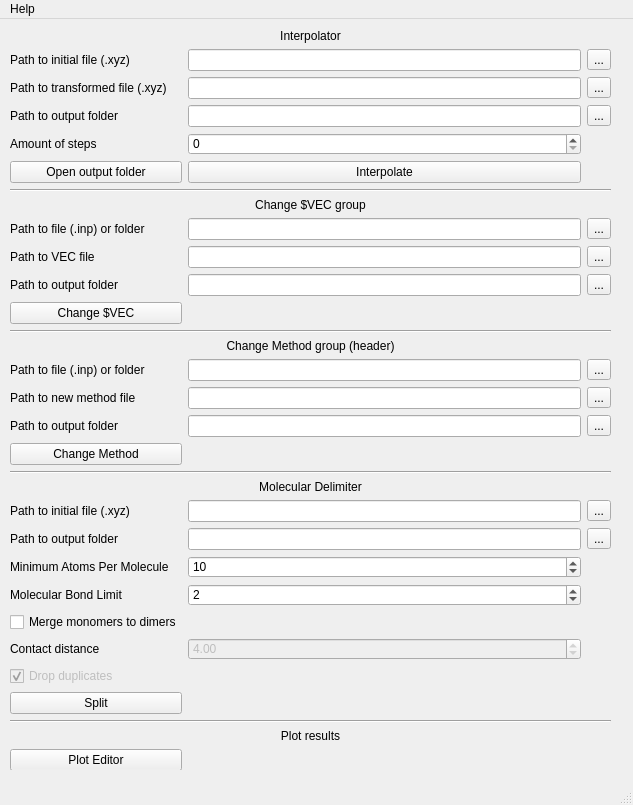
First picture: the form in design/mainWindow.ui, repository hipstorsmith/molecule_processor, before the edit.
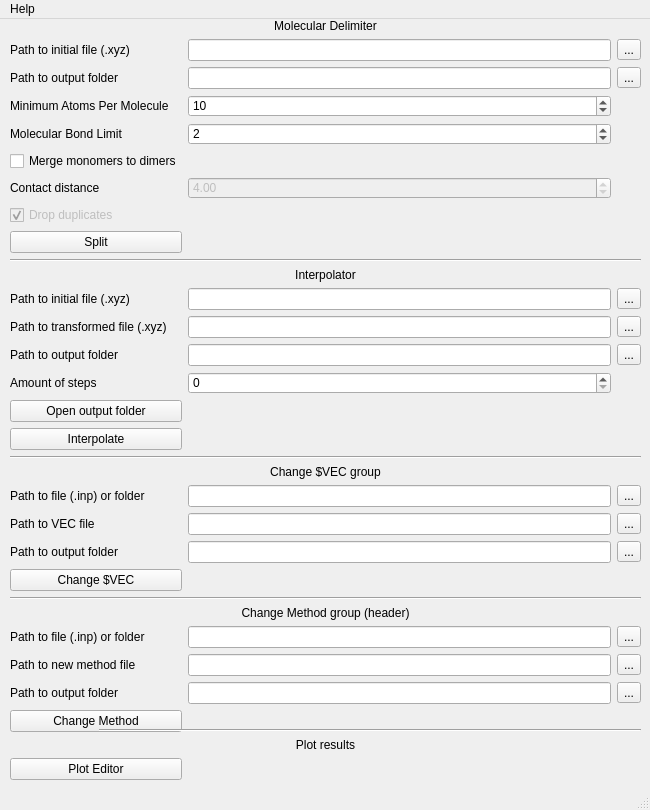
Second picture: the form after the edit.

The edit to the form file:
```diff
--- a/design/mainWindow.ui
+++ b/design/mainWindow.ui
@@ -6,10 +6,22 @@
    <rect>
     <x>0</x>
     <y>0</y>
-    <width>633</width>
-    <height>805</height>
+    <width>650</width>
+    <height>810</height>
    </rect>
   </property>
+  <property name="minimumSize">
+   <size>
+    <width>650</width>
+    <height>810</height>
+   </size>
+  </property>
+  <property name="maximumSize">
+   <size>
+    <width>650</width>
+    <height>810</height>
+   </size>
+  </property>
   <property name="windowTitle">
    <string>Molecule Processor</string>
   </property>
@@ -18,110 +30,123 @@
     <property name="geometry">
      <rect>
       <x>10</x>
-      <y>10</y>
-      <width>601</width>
-      <height>741</height>
+      <y>0</y>
+      <width>631</width>
+      <height>761</height>
      </rect>
     </property>
     <layout class="QGridLayout" name="gridLayout">
-     <item row="24" column="0">
-      <widget class="QCheckBox" name="delimiterMergeToDimers">
-       <property name="text">
-        <string>Merge monomers to dimers</string>
+     <item row="2" column="2">
+      <widget class="QLineEdit" name="delimiterOutputFolderEdit">
+       <property name="enabled">
+        <bool>true</bool>
+       </property>
+       <property name="readOnly">
+        <bool>true</bool>
        </property>
       </widget>
      </item>
-     <item row="22" column="0">
+     <item row="3" column="0" colspan="2">
       <widget class="QLabel" name="label_24">
        <property name="text">
         <string>Minimum Atoms Per Molecule</string>
        </property>
       </widget>
      </item>
-     <item row="30" column="0">
-      <widget class="QPushButton" name="plotRunEditorButton">
-       <property name="text">
-        <string>Plot Editor</string>
+     <item row="4" column="2">
+      <widget class="QSpinBox" name="delimiterBondAtomsBox">
+       <property name="value">
+        <number>2</number>
        </property>
       </widget>
      </item>
-     <item row="20" column="2">
-      <widget class="QToolButton" name="delimiterXyzFileButton">
+     <item row="1" column="0" colspan="2">
+      <widget class="QLabel" name="label_19">
        <property name="text">
-        <string>...</string>
+        <string>Path to initial file (.xyz)</string>
        </property>
       </widget>
      </item>
-     <item row="21" column="2">
-      <widget class="QToolButton" name="delimiterOutputFolderButton">
+     <item row="1" column="2">
+      <widget class="QLineEdit" name="delimiterXyzFileEdit">
+       <property name="enabled">
+        <bool>true</bool>
+       </property>
+       <property name="readOnly">
+        <bool>true</bool>
+       </property>
+      </widget>
+     </item>
+     <item row="2" column="0" colspan="2">
+      <widget class="QLabel" name="label_14">
        <property name="text">
-        <string>...</string>
+        <string>Path to output folder</string>
        </property>
       </widget>
      </item>
-     <item row="22" column="1">
+     <item row="3" column="2">
       <widget class="QSpinBox" name="delimiterMinAtomsBox">
        <property name="value">
         <number>10</number>
        </property>
       </widget>
      </item>
-     <item row="23" column="0">
+     <item row="4" column="0" colspan="2">
       <widget class="QLabel" name="label_23">
        <property name="text">
         <string>Molecular Bond Limit</string>
        </property>
       </widget>
      </item>
-     <item row="23" column="1">
-      <widget class="QSpinBox" name="delimiterBondAtomsBox">
-       <property name="value">
-        <number>2</number>
+     <item row="5" column="0" colspan="2">
+      <widget class="QCheckBox" name="delimiterMergeToDimers">
+       <property name="text">
+        <string>Merge monomers to dimers</string>
        </property>
       </widget>
      </item>
-     <item row="28" column="0" colspan="3">
-      <widget class="Line" name="line">
-       <property name="orientation">
-        <enum>Qt::Horizontal</enum>
+     <item row="6" column="0" colspan="2">
+      <widget class="QLabel" name="label_9">
+       <property name="text">
+        <string>Contact distance</string>
        </property>
       </widget>
      </item>
-     <item row="29" column="0" colspan="3">
-      <widget class="QLabel" name="label_4">
+     <item row="0" column="0" colspan="4">
+      <widget class="QLabel" name="label_18">
        <property name="text">
-        <string>Plot results</string>
+        <string>Molecular Delimiter</string>
        </property>
        <property name="alignment">
         <set>Qt::AlignCenter</set>
        </property>
       </widget>
      </item>
-     <item row="21" column="1">
-      <widget class="QLineEdit" name="delimiterOutputFolderEdit">
+     <item row="1" column="3">
+      <widget class="QToolButton" name="delimiterXyzFileButton">
+       <property name="text">
+        <string>...</string>
+       </property>
+      </widget>
+     </item>
+     <item row="2" column="3">
+      <widget class="QToolButton" name="delimiterOutputFolderButton">
+       <property name="text">
+        <string>...</string>
+       </property>
+      </widget>
+     </item>
+     <item row="6" column="2">
+      <widget class="QDoubleSpinBox" name="delimiterContactDistance">
        <property name="enabled">
-        <bool>true</bool>
+        <bool>false</bool>
        </property>
-       <property name="readOnly">
-        <bool>true</bool>
+       <property name="value">
+        <double>4.000000000000000</double>
        </property>
       </widget>
      </item>
-     <item row="27" column="0">
-      <widget class="QPushButton" name="delimiterSplitButton">
-       <property name="text">
-        <string>Split</string>
-       </property>
-      </widget>
-     </item>
-     <item row="21" column="0">
-      <widget class="QLabel" name="label_14">
-       <property name="text">
-        <string>Path to output folder</string>
-       </property>
-      </widget>
-     </item>
-     <item row="26" column="0">
+     <item row="7" column="0" colspan="2">
       <widget class="QCheckBox" name="delimiterDropDuplicates">
        <property name="enabled">
         <bool>false</bool>
@@ -134,7 +159,41 @@
        </property>
       </widget>
      </item>
-     <item row="0" column="0" colspan="3">
+     <item row="8" column="0" colspan="2">
+      <widget class="QPushButton" name="delimiterSplitButton">
+       <property name="text">
+        <string>Split</string>
+       </property>
+      </widget>
+     </item>
+     <item row="18" column="0" colspan="4">
+      <widget class="QLabel" name="label">
+       <property name="text">
+        <string>Change $VEC group</string>
+       </property>
+       <property name="alignment">
+        <set>Qt::AlignCenter</set>
+       </property>
+      </widget>
+     </item>
+     <item row="20" column="2">
+      <widget class="QLineEdit" name="vecVecFileEdit">
+       <property name="enabled">
+        <bool>true</bool>
+       </property>
+       <property name="readOnly">
+        <bool>true</bool>
+       </property>
+      </widget>
+     </item>
+     <item row="21" column="3">
+      <widget class="QToolButton" name="vecOutputFolderButton">
+       <property name="text">
+        <string>...</string>
+       </property>
+      </widget>
+     </item>
+     <item row="10" column="0" colspan="4">
       <widget class="QLabel" name="label_3">
        <property name="text">
         <string>Interpolator</string>
@@ -144,349 +203,308 @@
        </property>
       </widget>
      </item>
-     <item row="1" column="0">
-      <widget class="QLabel" name="label_10">
+     <item row="21" column="2">
+      <widget class="QLineEdit" name="vecOutputFolderEdit">
+       <property name="enabled">
+        <bool>true</bool>
+       </property>
+       <property name="readOnly">
+        <bool>true</bool>
+       </property>
+      </widget>
+     </item>
+     <item row="11" column="2">
+      <widget class="QLineEdit" name="interpolationInitialFileEdit">
+       <property name="enabled">
+        <bool>true</bool>
+       </property>
+       <property name="readOnly">
+        <bool>true</bool>
+       </property>
+      </widget>
+     </item>
+     <item row="13" column="2">
+      <widget class="QLineEdit" name="interpolationOutputFolderEdit">
+       <property name="enabled">
+        <bool>true</bool>
+       </property>
+       <property name="readOnly">
+        <bool>true</bool>
+       </property>
+      </widget>
+     </item>
+     <item row="12" column="2">
+      <widget class="QLineEdit" name="interpolationTransformedFileEdit">
+       <property name="enabled">
+        <bool>true</bool>
+       </property>
+       <property name="readOnly">
+        <bool>true</bool>
+       </property>
+      </widget>
+     </item>
+     <item row="19" column="0" colspan="2">
+      <widget class="QLabel" name="label_5">
        <property name="text">
-        <string>Path to initial file (.xyz)</string>
+        <string>Path to file (.inp) or folder</string>
        </property>
       </widget>
      </item>
-     <item row="1" column="2">
+     <item row="19" column="2">
+      <widget class="QLineEdit" name="vecInputFileEdit">
+       <property name="enabled">
+        <bool>true</bool>
+       </property>
+       <property name="readOnly">
+        <bool>true</bool>
+       </property>
+      </widget>
+     </item>
+     <item row="22" column="0" colspan="2">
+      <widget class="QPushButton" name="vecChangeVecButton">
+       <property name="text">
+        <string>Change $VEC</string>
+       </property>
+      </widget>
+     </item>
+     <item row="23" column="0" colspan="4">
+      <widget class="Line" name="line_3">
+       <property name="orientation">
+        <enum>Qt::Horizontal</enum>
+       </property>
+      </widget>
+     </item>
+     <item row="24" column="0" colspan="4">
+      <widget class="QLabel" name="label_2">
+       <property name="text">
+        <string>Change Method group (header)</string>
+       </property>
+       <property name="alignment">
+        <set>Qt::AlignCenter</set>
+       </property>
+      </widget>
+     </item>
+     <item row="11" column="3">
       <widget class="QToolButton" name="interpolationInitialFileButton">
        <property name="text">
         <string>...</string>
        </property>
       </widget>
      </item>
-     <item row="3" column="0">
+     <item row="14" column="0" colspan="2">
+      <widget class="QLabel" name="label_13">
+       <property name="text">
+        <string>Amount of steps</string>
+       </property>
+       <property name="alignment">
+        <set>Qt::AlignLeading|Qt::AlignLeft|Qt::AlignVCenter</set>
+       </property>
+      </widget>
+     </item>
+     <item row="12" column="3">
+      <widget class="QToolButton" name="interpolationTransformedFileButton">
+       <property name="text">
+        <string>...</string>
+       </property>
+      </widget>
+     </item>
+     <item row="9" column="0" colspan="4">
+      <widget class="Line" name="line_2">
+       <property name="orientation">
+        <enum>Qt::Horizontal</enum>
+       </property>
+      </widget>
+     </item>
+     <item row="13" column="0" colspan="2">
       <widget class="QLabel" name="label_12">
        <property name="text">
         <string>Path to output folder</string>
        </property>
       </widget>
      </item>
-     <item row="6" column="0" colspan="3">
+     <item row="17" column="0" colspan="4">
       <widget class="Line" name="line_4">
        <property name="orientation">
         <enum>Qt::Horizontal</enum>
        </property>
       </widget>
      </item>
-     <item row="8" column="1">
-      <widget class="QLineEdit" name="vecInputFileEdit">
-       <property name="enabled">
-        <bool>true</bool>
-       </property>
-       <property name="readOnly">
-        <bool>true</bool>
-       </property>
-      </widget>
-     </item>
-     <item row="7" column="0" colspan="3">
-      <widget class="QLabel" name="label">
-       <property name="text">
-        <string>Change $VEC group</string>
-       </property>
-       <property name="alignment">
-        <set>Qt::AlignCenter</set>
-       </property>
-      </widget>
-     </item>
-     <item row="8" column="0">
-      <widget class="QLabel" name="label_5">
-       <property name="text">
-        <string>Path to file (.inp) or folder</string>
-       </property>
-      </widget>
-     </item>
-     <item row="8" column="2">
+     <item row="19" column="3">
       <widget class="QToolButton" name="vecInputFileButton">
        <property name="text">
         <string>...</string>
        </property>
       </widget>
      </item>
-     <item row="2" column="0">
-      <widget class="QLabel" name="label_11">
-       <property name="text">
-        <string>Path to transformed file (.xyz)</string>
-       </property>
-      </widget>
-     </item>
-     <item row="2" column="1">
-      <widget class="QLineEdit" name="interpolationTransformedFileEdit">
-       <property name="enabled">
-        <bool>true</bool>
-       </property>
-       <property name="readOnly">
-        <bool>true</bool>
-       </property>
-      </widget>
-     </item>
-     <item row="3" column="2">
+     <item row="13" column="3">
       <widget class="QToolButton" name="interpolationOutputFolderButton">
        <property name="text">
         <string>...</string>
        </property>
       </widget>
      </item>
-     <item row="5" column="0">
-      <widget class="QPushButton" name="interpolatorOpenFolderButton">
-       <property name="text">
-        <string>Open output folder</string>
-       </property>
-      </widget>
-     </item>
-     <item row="9" column="1">
-      <widget class="QLineEdit" name="vecVecFileEdit">
-       <property name="enabled">
-        <bool>true</bool>
-       </property>
-       <property name="readOnly">
-        <bool>true</bool>
-       </property>
-      </widget>
-     </item>
-     <item row="2" column="2">
-      <widget class="QToolButton" name="interpolationTransformedFileButton">
-       <property name="text">
-        <string>...</string>
-       </property>
-      </widget>
-     </item>
-     <item row="9" column="0">
-      <widget class="QLabel" name="label_6">
-       <property name="text">
-        <string>Path to VEC file</string>
-       </property>
-      </widget>
-     </item>
-     <item row="4" column="1">
+     <item row="14" column="2">
       <widget class="QSpinBox" name="interpolationStepsAmountBox">
        <property name="maximum">
         <number>99999</number>
        </property>
       </widget>
      </item>
-     <item row="1" column="1">
-      <widget class="QLineEdit" name="interpolationInitialFileEdit">
-       <property name="enabled">
-        <bool>true</bool>
-       </property>
-       <property name="readOnly">
-        <bool>true</bool>
-       </property>
-      </widget>
-     </item>
-     <item row="3" column="1">
-      <widget class="QLineEdit" name="interpolationOutputFolderEdit">
-       <property name="enabled">
-        <bool>true</bool>
-       </property>
-       <property name="readOnly">
-        <bool>true</bool>
-       </property>
-      </widget>
-     </item>
-     <item row="4" column="0">
-      <widget class="QLabel" name="label_13">
+     <item row="20" column="0" colspan="2">
+      <widget class="QLabel" name="label_6">
        <property name="text">
-        <string>Amount of steps</string>
+        <string>Path to VEC file</string>
        </property>
-       <property name="alignment">
-        <set>Qt::AlignLeading|Qt::AlignLeft|Qt::AlignVCenter</set>
-       </property>
       </widget>
      </item>
-     <item row="5" column="1">
-      <widget class="QPushButton" name="interpolationRunButton">
-       <property name="text">
-        <string>Interpolate</string>
-       </property>
-      </widget>
-     </item>
-     <item row="10" column="1">
-      <widget class="QLineEdit" name="vecOutputFolderEdit">
-       <property name="enabled">
-        <bool>true</bool>
-       </property>
-       <property name="readOnly">
-        <bool>true</bool>
-       </property>
-      </widget>
-     </item>
-     <item row="16" column="2">
-      <widget class="QToolButton" name="methodOutputFolderButton">
-       <property name="text">
-        <string>...</string>
-       </property>
-      </widget>
-     </item>
-     <item row="13" column="0" colspan="3">
-      <widget class="QLabel" name="label_2">
-       <property name="text">
-        <string>Change Method group (header)</string>
-       </property>
-       <property name="alignment">
-        <set>Qt::AlignCenter</set>
-       </property>
-      </widget>
-     </item>
-     <item row="15" column="2">
-      <widget class="QToolButton" name="methodMethodFileButton">
-       <property name="text">
-        <string>...</string>
-       </property>
-      </widget>
-     </item>
-     <item row="18" column="0" colspan="3">
-      <widget class="Line" name="line_2">
-       <property name="orientation">
-        <enum>Qt::Horizontal</enum>
-       </property>
-      </widget>
-     </item>
-     <item row="20" column="1">
-      <widget class="QLineEdit" name="delimiterXyzFileEdit">
-       <property name="enabled">
-        <bool>true</bool>
-       </property>
-       <property name="readOnly">
-        <bool>true</bool>
-       </property>
-      </widget>
-     </item>
-     <item row="12" column="0" colspan="3">
-      <widget class="Line" name="line_3">
-       <property name="orientation">
-        <enum>Qt::Horizontal</enum>
-       </property>
-      </widget>
-     </item>
-     <item row="14" column="1">
-      <widget class="QLineEdit" name="methodInputFileEdit">
-       <property name="enabled">
-        <bool>true</bool>
-       </property>
-       <property name="readOnly">
-        <bool>true</bool>
-       </property>
-      </widget>
-     </item>
-     <item row="15" column="1">
-      <widget class="QLineEdit" name="methodMethodFileEdit">
-       <property name="enabled">
-        <bool>true</bool>
-       </property>
-       <property name="readOnly">
-        <bool>true</bool>
-       </property>
-      </widget>
-     </item>
-     <item row="9" column="2">
+     <item row="20" column="3">
       <widget class="QToolButton" name="vecVecFileButton">
        <property name="text">
         <string>...</string>
        </property>
       </widget>
      </item>
-     <item row="16" column="0">
-      <widget class="QLabel" name="label_16">
-       <property name="text">
-        <string>Path to output folder</string>
-       </property>
-      </widget>
-     </item>
-     <item row="16" column="1">
-      <widget class="QLineEdit" name="methodOutputFolderEdit">
-       <property name="enabled">
-        <bool>true</bool>
-       </property>
-       <property name="readOnly">
-        <bool>true</bool>
-       </property>
-      </widget>
-     </item>
-     <item row="19" column="0" colspan="3">
-      <widget class="QLabel" name="label_18">
-       <property name="text">
-        <string>Molecular Delimiter</string>
-       </property>
-       <property name="alignment">
-        <set>Qt::AlignCenter</set>
-       </property>
-      </widget>
-     </item>
-     <item row="10" column="0">
+     <item row="21" column="0" colspan="2">
       <widget class="QLabel" name="label_15">
        <property name="text">
         <string>Path to output folder</string>
        </property>
       </widget>
      </item>
-     <item row="11" column="0">
-      <widget class="QPushButton" name="vecChangeVecButton">
-       <property name="text">
-        <string>Change $VEC</string>
-       </property>
-      </widget>
-     </item>
-     <item row="14" column="0">
+     <item row="25" column="0" colspan="2">
       <widget class="QLabel" name="label_7">
        <property name="text">
         <string>Path to file (.inp) or folder</string>
        </property>
       </widget>
      </item>
-     <item row="10" column="2">
-      <widget class="QToolButton" name="vecOutputFolderButton">
+     <item row="12" column="0" colspan="2">
+      <widget class="QLabel" name="label_11">
        <property name="text">
-        <string>...</string>
+        <string>Path to transformed file (.xyz)</string>
        </property>
       </widget>
      </item>
-     <item row="14" column="2">
+     <item row="15" column="0" colspan="2">
+      <widget class="QPushButton" name="interpolatorOpenFolderButton">
+       <property name="text">
+        <string>Open output folder</string>
+       </property>
+      </widget>
+     </item>
+     <item row="11" column="0" colspan="2">
+      <widget class="QLabel" name="label_10">
+       <property name="text">
+        <string>Path to initial file (.xyz)</string>
+       </property>
+      </widget>
+     </item>
+     <item row="28" column="0" rowspan="2" colspan="2">
+      <widget class="QPushButton" name="methodChangeMethodButton">
+       <property name="text">
+        <string>Change Method</string>
+       </property>
+      </widget>
+     </item>
+     <item row="25" column="2">
+      <widget class="QLineEdit" name="methodInputFileEdit">
+       <property name="enabled">
+        <bool>true</bool>
+       </property>
+       <property name="readOnly">
+        <bool>true</bool>
+       </property>
+      </widget>
+     </item>
+     <item row="26" column="2">
+      <widget class="QLineEdit" name="methodMethodFileEdit">
+       <property name="enabled">
+        <bool>true</bool>
+       </property>
+       <property name="readOnly">
+        <bool>true</bool>
+       </property>
+      </widget>
+     </item>
+     <item row="31" column="0" colspan="2">
+      <widget class="QPushButton" name="plotRunEditorButton">
+       <property name="text">
+        <string>Plot Editor</string>
+       </property>
+      </widget>
+     </item>
+     <item row="25" column="3">
       <widget class="QToolButton" name="methodInputFileButton">
        <property name="text">
         <string>...</string>
        </property>
       </widget>
      </item>
-     <item row="15" column="0">
+     <item row="27" column="3">
+      <widget class="QToolButton" name="methodOutputFolderButton">
+       <property name="text">
+        <string>...</string>
+       </property>
+      </widget>
+     </item>
+     <item row="27" column="0" colspan="2">
+      <widget class="QLabel" name="label_16">
+       <property name="text">
+        <string>Path to output folder</string>
+       </property>
+      </widget>
+     </item>
+     <item row="26" column="3">
+      <widget class="QToolButton" name="methodMethodFileButton">
+       <property name="text">
+        <string>...</string>
+       </property>
+      </widget>
+     </item>
+     <item row="30" column="0" colspan="4">
+      <widget class="QLabel" name="label_4">
+       <property name="text">
+        <string>Plot results</string>
+       </property>
+       <property name="alignment">
+        <set>Qt::AlignCenter</set>
+       </property>
+      </widget>
+     </item>
+     <item row="26" column="0" colspan="2">
       <widget class="QLabel" name="label_8">
        <property name="text">
         <string>Path to new method file</string>
        </property>
       </widget>
      </item>
-     <item row="17" column="0">
-      <widget class="QPushButton" name="methodChangeMethodButton">
-       <property name="text">
-        <string>Change Method</string>
-       </property>
-      </widget>
-     </item>
-     <item row="20" column="0">
-      <widget class="QLabel" name="label_19">
-       <property name="text">
-        <string>Path to initial file (.xyz)</string>
-       </property>
-      </widget>
-     </item>
-     <item row="25" column="0">
-      <widget class="QLabel" name="label_9">
-       <property name="text">
-        <string>Contact distance</string>
-       </property>
-      </widget>
-     </item>
-     <item row="25" column="1">
-      <widget class="QDoubleSpinBox" name="delimiterContactDistance">
+     <item row="27" column="2">
+      <widget class="QLineEdit" name="methodOutputFolderEdit">
        <property name="enabled">
-        <bool>false</bool>
+        <bool>true</bool>
        </property>
-       <property name="value">
-        <double>4.000000000000000</double>
+       <property name="readOnly">
+        <bool>true</bool>
+       </property>
+      </widget>
+     </item>
+     <item row="29" column="1" colspan="3">
+      <widget class="Line" name="line">
+       <property name="orientation">
+        <enum>Qt::Horizontal</enum>
+       </property>
+      </widget>
+     </item>
+     <item row="16" column="0" colspan="2">
+      <widget class="QPushButton" name="interpolationRunButton">
+       <property name="maximumSize">
+        <size>
+         <width>16777215</width>
+         <height>16777215</height>
+        </size>
+       </property>
+       <property name="text">
+        <string>Interpolate</string>
        </property>
       </widget>
      </item>
@@ -499,7 +517,7 @@
     <rect>
      <x>0</x>
      <y>0</y>
-     <width>633</width>
+     <width>650</width>
      <height>22</height>
     </rect>
    </property>
```
